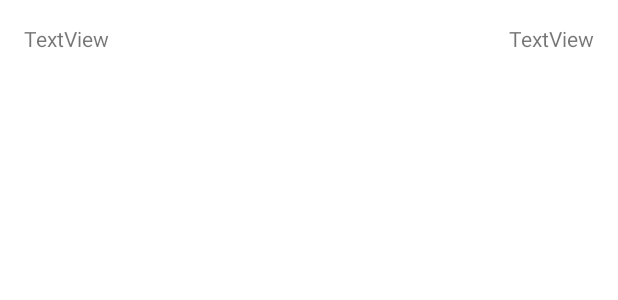
After one commit to natzelo/food-scoot, an Android app: the layout order_hisrtory_single_row.xml on its own in the app's theme, with its tools: preview values and no code run, on a phone screen of 412 x 824 dp. The commit adds this screen. Shown: the top 300 px of the screen. Run offline under Robolectric (Android 15) with nearby library versions, the phone set to English and light mode, and no system bars; network calls fail; Roboto replaces fonts that are not available here.

Commit message:
order history page

```diff
--- a/app/src/main/res/layout/fragment_success.xml
+++ b/app/src/main/res/layout/fragment_success.xml
@@ -14,8 +14,8 @@
 
         <ImageView
             android:id="@+id/imageView8"
-            android:layout_width="200dp"
-            android:layout_height="200dp"
+            android:layout_width="100dp"
+            android:layout_height="100dp"
             android:src="@drawable/success"
             app:layout_constraintBottom_toBottomOf="parent"
             app:layout_constraintEnd_toEndOf="parent"
--- /dev/null
+++ b/app/src/main/res/layout/order_hisrtory_single_row.xml
@@ -0,0 +1,40 @@
+<?xml version="1.0" encoding="utf-8"?>
+<androidx.constraintlayout.widget.ConstraintLayout xmlns:android="http://schemas.android.com/apk/res/android"
+    xmlns:app="http://schemas.android.com/apk/res-auto"
+    xmlns:tools="http://schemas.android.com/tools"
+    android:layout_width="match_parent"
+    android:layout_height="wrap_content">
+
+    <TextView
+        android:id="@+id/restauant_name_order_history"
+        android:layout_width="wrap_content"
+        android:layout_height="wrap_content"
+        android:layout_marginStart="16dp"
+        android:layout_marginTop="16dp"
+        android:text="TextView"
+        app:layout_constraintStart_toStartOf="parent"
+        app:layout_constraintTop_toTopOf="parent" />
+
+    <TextView
+        android:id="@+id/date_order_history"
+        android:layout_width="wrap_content"
+        android:layout_height="wrap_content"
+        android:layout_marginTop="16dp"
+        android:layout_marginEnd="16dp"
+        android:text="TextView"
+        app:layout_constraintEnd_toEndOf="parent"
+        app:layout_constraintTop_toTopOf="parent" />
+
+    <androidx.recyclerview.widget.RecyclerView
+        android:id="@+id/order_history_row_recycler"
+        android:layout_width="0dp"
+        android:layout_height="wrap_content"
+        android:layout_marginStart="32dp"
+        android:layout_marginTop="16dp"
+        android:layout_marginEnd="32dp"
+        android:layout_marginBottom="24dp"
+        app:layout_constraintBottom_toBottomOf="parent"
+        app:layout_constraintEnd_toEndOf="parent"
+        app:layout_constraintStart_toStartOf="parent"
+        app:layout_constraintTop_toBottomOf="@+id/restauant_name_order_history" />
+</androidx.constraintlayout.widget.ConstraintLayout>
--- a/app/src/main/res/values/strings.xml
+++ b/app/src/main/res/values/strings.xml
@@ -37,4 +37,5 @@
     <string name="faq_a6">You will have to pay at the time of delivery as per the payment details we send to you via email</string>
     <string name="add_btn_text">ADD</string>
     <string name="success_msg">Your Order has been placed successfully!</string>
+    <string name="order_history">Order History</string>
 </resources>
```
Also changed, not shown: app/src/main/java/com/example/foodbunny/activity/MainActivity.kt (+8 -4 lines), app/src/main/java/com/example/foodbunny/adaptor/OrderHistoryAdaptor.kt (added, +36 -0 lines), app/src/main/java/com/example/foodbunny/fragment/OrderHistoryFragment.kt (added, +98 -0 lines), app/src/main/java/com/example/foodbunny/model/OrderHistory.kt (added, +7 -0 lines), app/src/main/res/drawable-anydpi/ic_history.xml (added, +11 -0 lines), app/src/main/res/layout/fragment_order_history.xml (added, +15 -0 lines), app/src/main/res/menu/drawer_menu.xml (+7 -0 lines), app/src/main/res/drawable-hdpi/ic_history.png (added), app/src/main/res/drawable-mdpi/ic_history.png (added), app/src/main/res/drawable-xhdpi/ic_history.png (added), app/src/main/res/drawable-xxhdpi/ic_history.png (added).
